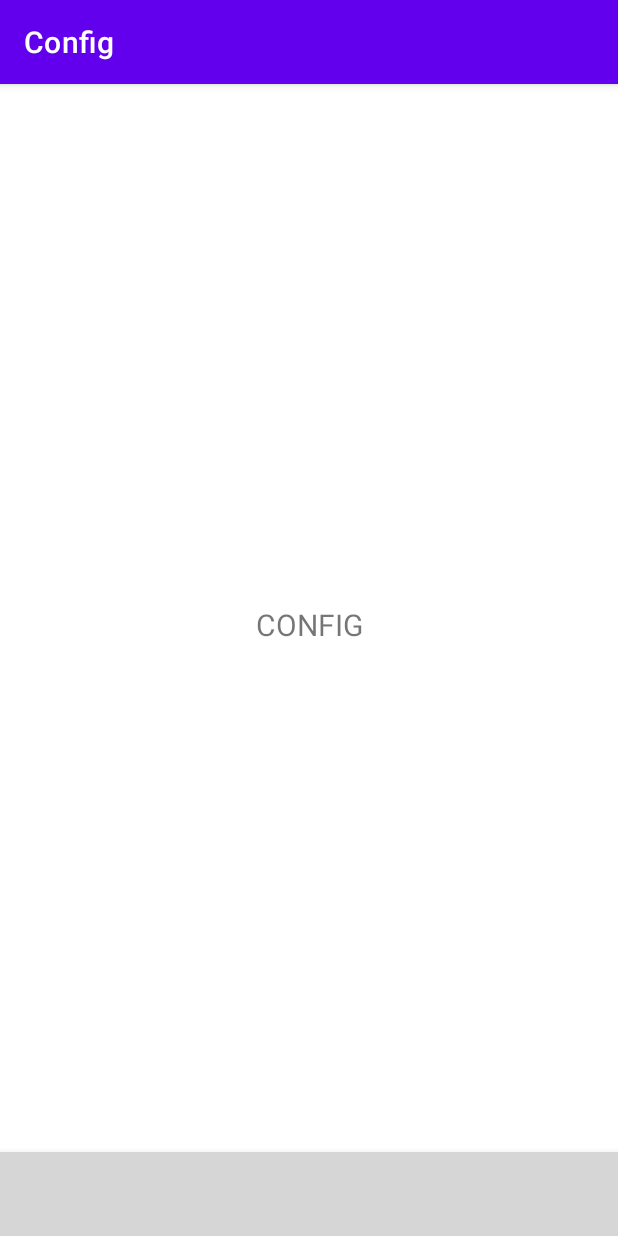
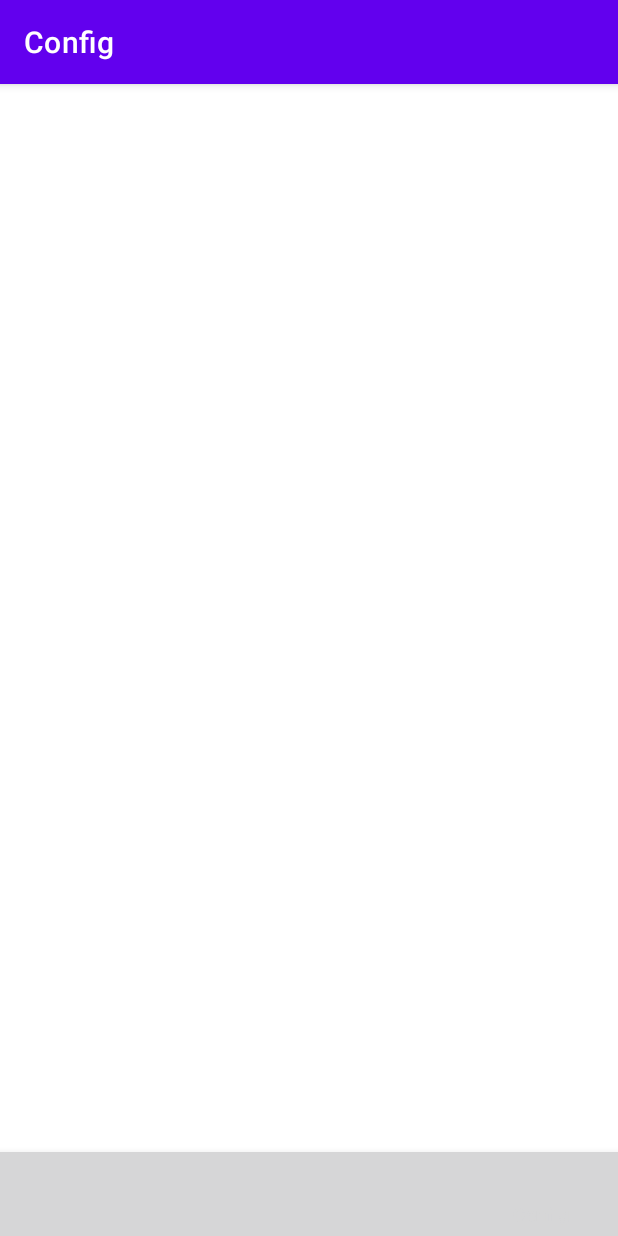
Before and after one commit to Mattyh357/VISOR, an Android app: the ConfigFragment screen opened through its navigation route, on a phone screen of 412 x 824 dp. Run offline under Robolectric (Android 15) with nearby library versions, the phone set to English and light mode, and no system bars; our stand-ins replace navigation-ui; 14 statements that could not run were skipped.

Commit message:
Update ConfigFragment.java

```diff
--- a/AndroidApp/visor/app/src/main/java/com/matt/visor/fragments/config/ConfigFragment.java
+++ b/AndroidApp/visor/app/src/main/java/com/matt/visor/fragments/config/ConfigFragment.java
@@ -19,8 +19,8 @@ public class ConfigFragment extends Fragment {
         _binding = FragmentConfigBinding.inflate(inflater, container, false);
         View root = _binding.getRoot();
 
-        final TextView textView = _binding.textConfig;
-        textView.setText("CONFIG");
+//        final TextView textView = _binding.textConfig;
+//        textView.setText("CONFIG");
         return root;
     }
 
```
